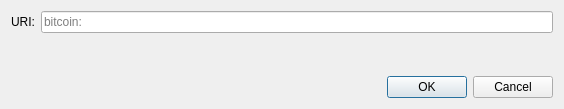
Qt form src/qt/forms/openuridialog.ui (FastPaymentsInc/USDGcoin) before a commit.
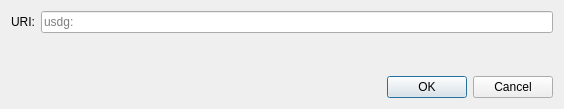
The same form after that commit. Custom widgets are drawn as their Qt base class.

Commit message: translation: rename to usdg

```diff
--- a/src/qt/forms/openuridialog.ui
+++ b/src/qt/forms/openuridialog.ui
@@ -26,7 +26,7 @@
      <item>
       <widget class="QValidatedLineEdit" name="uriEdit">
        <property name="placeholderText">
-        <string notr="true">bitcoin:</string>
+        <string notr="true">usdg:</string>
        </property>
       </widget>
      </item>
```
Left out of the diff: 2 changed lines with no effect on the pictures. The commit also changes 98 other files.
